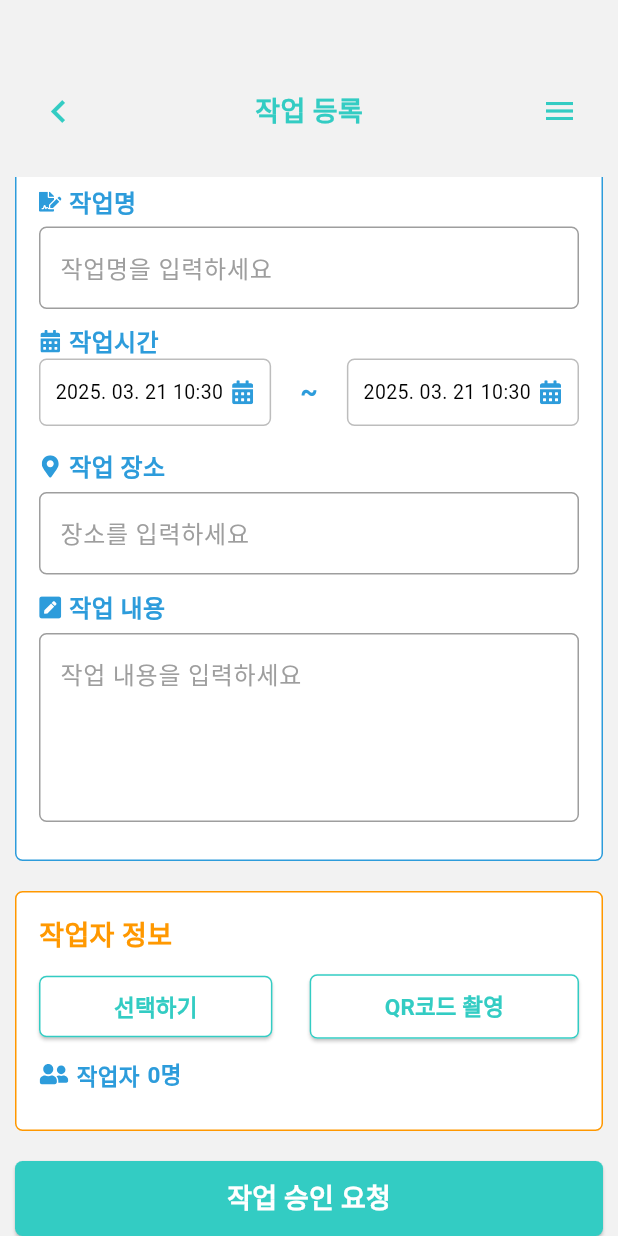
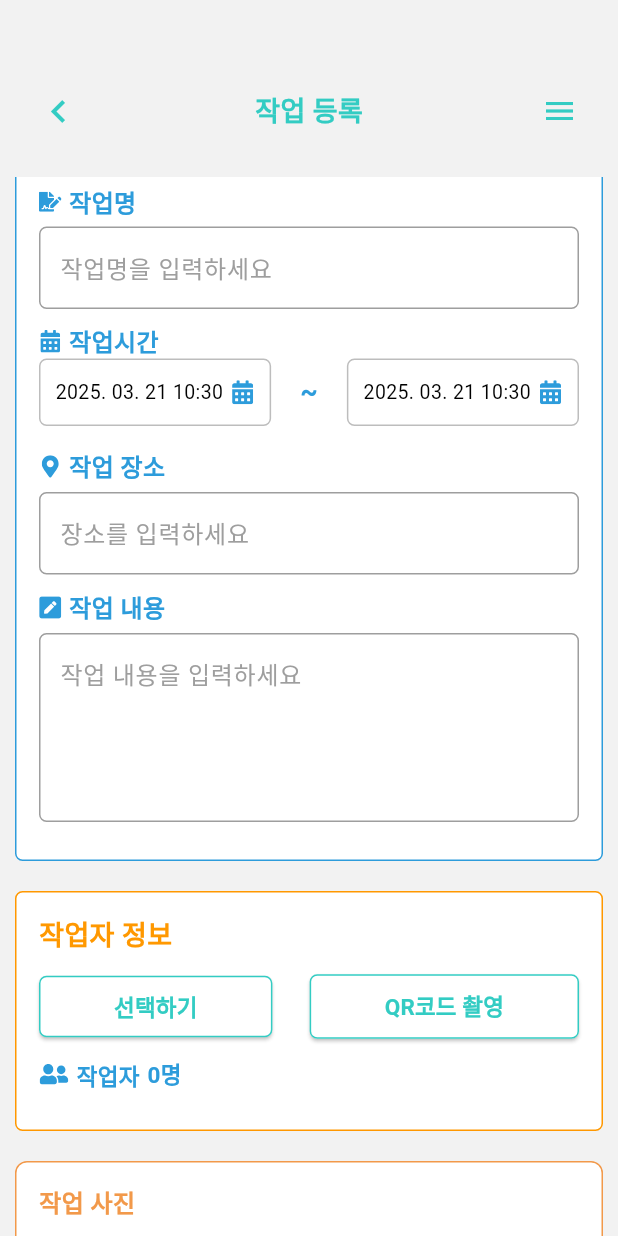
Before and after one commit to jyoung2419/smartsafety_light_app, a Flutter app: the WorkAddScreen screen opened directly, scrolled down 320 dp, on a phone screen of 412 x 824 dp. Run offline on Flutter 3.47's test engine with Material 3 defaults, Android fonts, the phone set to English and light mode, and no system bars; our stand-ins replace flutter_dotenv, flutter_secure_storage, flutter_svg, image_picker, signature; accounts and stored records are empty; network calls fail; Roboto replaces fonts that are missing (Pretendard).

Commit message:
create logic for workPictureAddWidget

```diff
--- a/lib/screens/work_add_screen.dart
+++ b/lib/screens/work_add_screen.dart
@@ -1,10 +1,11 @@
+import 'dart:io';
 import 'package:flutter/material.dart';
+import 'package:flutter_dotenv/flutter_dotenv.dart';
 import '../widgets/header.dart';
 import 'package:intl/intl.dart';
 import '../widgets/work_add/choose_work_category_widget.dart';
 import '../widgets/work_add/work_info_add_widget.dart';
 import '../widgets/work_add/worker_add/worker_info_add_widget.dart';
-import '../widgets/work_add/worker_add/worker_edu_modal.dart';
 import '../widgets/work_add/work_picture_add_widget.dart';
 import '../widgets/work_add/choose_manager_widget.dart';
 
@@ -29,6 +30,7 @@ class _WorkAddScreenState extends State<WorkAddScreen> {
   String? workerTel;
 
   List<Map<String, dynamic>> workers = [];
+  List<File> workImages = []; // ✅ 작업 이미지 상태
 
   String formatDateTime(DateTime dateTime) {
     return DateFormat('yyyyMMddHHmmss').format(dateTime);
@@ -44,8 +46,8 @@ class _WorkAddScreenState extends State<WorkAddScreen> {
         .toSet()
         .toList();
 
-    print("👷 작업자 ID 목록: $userIdList");
-    print("📚 교육 항목 목록: $eduList");
+    // print("👷 작업자 ID 목록: $userIdList");
+    // print("📚 교육 항목 목록: $eduList");
 
     final workData = {
       "WNAME": workName,
@@ -65,12 +67,22 @@ class _WorkAddScreenState extends State<WorkAddScreen> {
     };
 
     print("서버 전송 데이터: $workData");
-    // 실제 API 요청 로직 추가 (ex: HTTP POST 요청)
-    // POST 요청 예시
-    // final uri = Uri.parse('${dotenv.env["BASE_URL"]}:${dotenv.env["PORT"]}/work');
-    // final response = await http.post(uri, body: jsonEncode(workData), headers: {
-    //   "Content-Type": "application/json",
-    // });
+
+    // var uri = Uri.parse('${dotenv.env["BASE_URL"]}:${dotenv.env["PORT"]}/smartSafetyListInsert');
+    // var request = http.MultipartRequest('POST', uri);
+    // request.fields['data'] = jsonEncode(workData);
+    //
+    // for (var file in workImages) {
+    //   request.files.add(await http.MultipartFile.fromPath('images', file.path));
+    // }
+    //
+    // final response = await request.send();
+    // if (response.statusCode == 200) {
+    //   print("✅ 작업 등록 완료");
+    // } else {
+    //   print("❌ 등록 실패: ${response.statusCode}");
+    // }
+    //
   }
 
   // QR코드 촬영 화면으로 이동
@@ -117,7 +129,12 @@ class _WorkAddScreenState extends State<WorkAddScreen> {
                     onWorkerConfirmed: (list) => setState(() => workers = list),
                   ),
                   const SizedBox(height: 20),
-                  // const WorkPictureAddWidget(),
+                  WorkPictureAddWidget(
+                    onImageSelected: (List<File> selectedImages) {
+                      setState(() => workImages = selectedImages);
+                    },
+                  ),
+                  const SizedBox(height: 20),
                   // const SizedBox(height: 20),
                   // const ChooseManagerWidget(),
                   // const SizedBox(height: 30),
--- a/lib/widgets/work_add/work_picture_add_widget.dart
+++ b/lib/widgets/work_add/work_picture_add_widget.dart
@@ -0,0 +1,122 @@
+import 'dart:io';
+import 'package:flutter/material.dart';
+import 'package:image_picker/image_picker.dart';
+
+class WorkPictureAddWidget extends StatefulWidget {
+  final Function(List<File>) onImageSelected;
+
+  const WorkPictureAddWidget({super.key, required this.onImageSelected});
+
+  @override
+  State<WorkPictureAddWidget> createState() => _WorkPictureAddWidgetState();
+}
+
+class _WorkPictureAddWidgetState extends State<WorkPictureAddWidget> {
+  List<File> imageFiles = [];
+  final ImagePicker _picker = ImagePicker();
+
+  Future<void> _pickImage() async {
+    final XFile? pickedFile = await _picker.pickImage(source: ImageSource.camera, imageQuality: 70);
+    if (pickedFile != null) {
+      setState(() {
+        imageFiles.insert(0, File(pickedFile.path));
+      });
+      widget.onImageSelected(imageFiles);
+    }
+  }
+
+  void _removeImage(File file) {
+    setState(() {
+      imageFiles.remove(file);
+    });
+    widget.onImageSelected(imageFiles);
+  }
+
+  @override
+  Widget build(BuildContext context) {
+    return Container(
+      padding: const EdgeInsets.all(15),
+      decoration: BoxDecoration(
+        border: Border.all(color: const Color(0xFFF2994A)),
+        borderRadius: BorderRadius.circular(8),
+        color: Colors.white,
+      ),
+      child: Column(
+        crossAxisAlignment: CrossAxisAlignment.start,
+        children: [
+          const Text(
+            "작업 사진",
+            style: TextStyle(fontSize: 16, fontWeight: FontWeight.bold, color: Color(0xFFF2994A)),
+          ),
+          const SizedBox(height: 10),
+          Row(
+            mainAxisAlignment: MainAxisAlignment.spaceBetween,
+            children: [
+              Row(
+                children: const [
+                  Icon(Icons.camera_alt, size: 16, color: Colors.orange),
+                  SizedBox(width: 5),
+                  Text("작업 사진 등록", style: TextStyle(fontSize: 14)),
+                ],
+              ),
+              Text("${imageFiles.length} 장", style: const TextStyle(fontSize: 14)),
+            ],
+          ),
+          const SizedBox(height: 10),
+          Row(
+            children: [
+              GestureDetector(
+                onTap: _pickImage,
+                child: Container(
+                  width: 70,
+                  height: 70,
+                  decoration: BoxDecoration(
+                    border: Border.all(color: Colors.grey),
+                    borderRadius: BorderRadius.circular(5),
+                    color: Colors.grey.shade100,
+                  ),
+                  child: const Center(
+                    child: Text(
+                      "+",
+                      style: TextStyle(fontSize: 28, color: Colors.grey),
+                    ),
+                  ),
+                ),
+              ),
+              const SizedBox(width: 10),
+              Expanded(
+                child: SingleChildScrollView(
+                  scrollDirection: Axis.horizontal,
+                  child: Row(
+                    children: imageFiles.map((file) {
+                      return Padding(
+                        padding: const EdgeInsets.only(right: 10),
+                        child: Stack(
+                          alignment: Alignment.topRight,
+                          children: [
+                            ClipRRect(
+                              borderRadius: BorderRadius.circular(5),
+                              child: Image.file(file, width: 70, height: 70, fit: BoxFit.cover),
+                            ),
+                            GestureDetector(
+                              onTap: () => _removeImage(file),
+                              child: const CircleAvatar(
+                                radius: 10,
+                                backgroundColor: Colors.black54,
+                                child: Icon(Icons.close, size: 14, color: Colors.white),
+                              ),
+                            ),
+                          ],
+                        ),
+                      );
+                    }).toList(),
+                  ),
+                ),
+              ),
+            ],
+          ),
+        ],
+      ),
+    );
+  }
+}
--- a/pubspec.yaml
+++ b/pubspec.yaml
@@ -22,6 +22,7 @@ dependencies:
   flutter_secure_storage: ^9.2.4
   flutter_dotenv: ^5.2.1
   signature: ^6.0.0
+  image_picker: ^1.1.2
 
 dev_dependencies:
   flutter_test:
```
Also changed, not shown: 7 other files.
